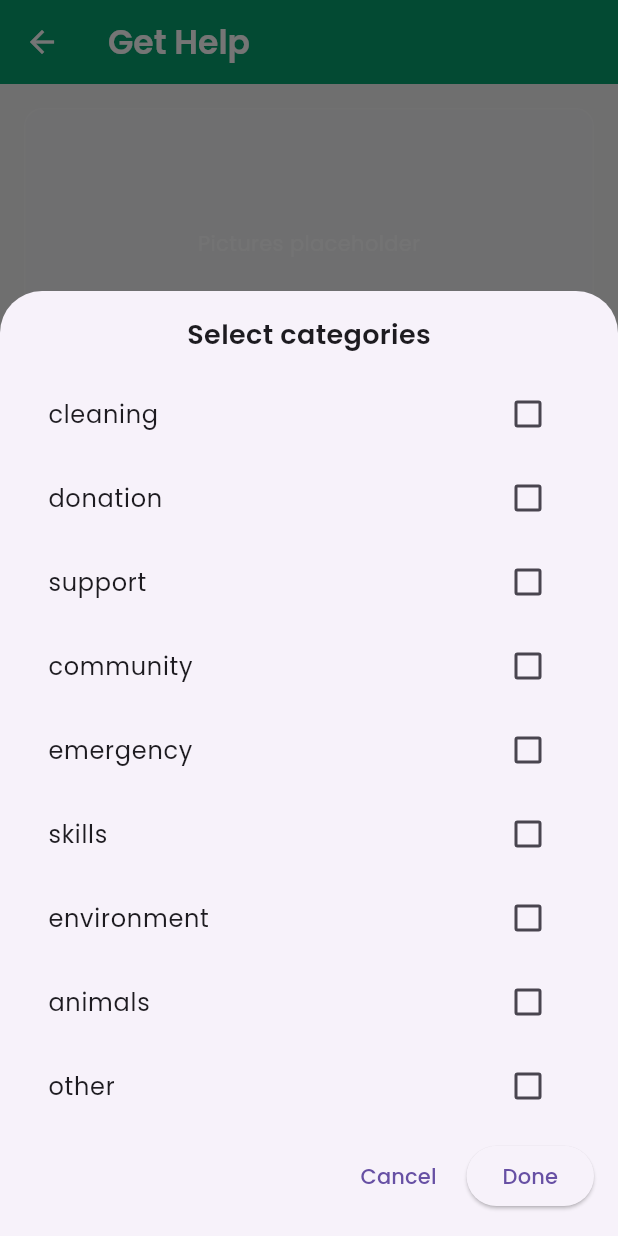
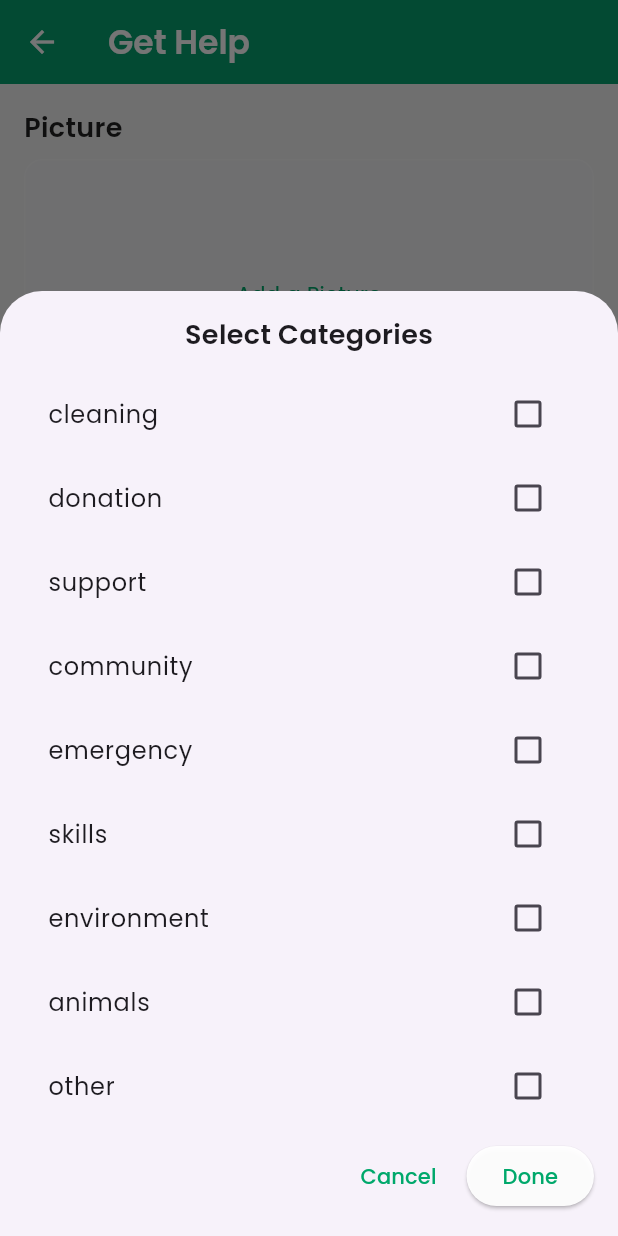
Before and after one commit to Clavatum/Micro_Volunteering_Hub, a Flutter app: the GetHelpScreen screen opened directly, after a tap on "Select Categories", on a phone screen of 412 x 824 dp. Run offline on Flutter 3.47's test engine with Material 3 defaults, Android fonts, the phone set to English and light mode, and no system bars; our stand-ins replace cloud_firestore, connectivity_plus, firebase_auth, firebase_core, flutter_map, flutter_riverpod and 8 more; accounts and stored records are empty; network calls fail.

Commit message:
chore: Get help screen UI updated

```diff
--- a/lib/Screens/get_help_screen.dart
+++ b/lib/Screens/get_help_screen.dart
@@ -66,7 +66,9 @@ class _GetHelpScreenState extends ConsumerState<GetHelpScreen> {
 
   Future<void> uploadToCloudinary() async {
     if (_image == null) return;
-    final url = Uri.parse('https://api.cloudinary.com/v1_1/$cloudName/image/upload');
+    final url = Uri.parse(
+      'https://api.cloudinary.com/v1_1/$cloudName/image/upload',
+    );
 
     var request = http.MultipartRequest('POST', url)
       ..fields['upload_preset'] = unsignedPresetName
@@ -85,9 +87,12 @@ class _GetHelpScreenState extends ConsumerState<GetHelpScreen> {
   }
 
   Future<bool> uploadFirestore() async {
-    if (_locationknowledge == null || _locationknowledge!['position'] == null) return false;
+    if (_locationknowledge == null || _locationknowledge!['position'] == null)
+      return false;
 
-    List<String> selectedCategoryNames = _selectedCategories.map((e) => e.name).toList();
+    List<String> selectedCategoryNames = _selectedCategories
+        .map((e) => e.name)
+        .toList();
 
     LatLng pos = _locationknowledge!['position'];
     var id = FirebaseAuth.instance.currentUser!.uid;
@@ -117,15 +122,16 @@ class _GetHelpScreenState extends ConsumerState<GetHelpScreen> {
       'description': title,
       'people_needed': _peopleNeeded,
       'duration': _durationHours,
-      'starting_date': _startDateTime != null ? _startDateTime!.toUtc().toString() : "null",
+      'starting_date': _startDateTime != null
+          ? _startDateTime!.toUtc().toString()
+          : "null",
     };
     var apiResponse = await createEventAPI(eventData);
-    if (apiResponse["ok"]){
+    if (apiResponse["ok"]) {
       ref.read(userProvider.notifier).addUserEvent(event);
       ref.read(eventsProvider.notifier).addEvent(event);
       return true;
-    }
-    else{
+    } else {
       showGlobalSnackBar(apiResponse["msg"]);
       return false;
     }
@@ -168,14 +174,14 @@ class _GetHelpScreenState extends ConsumerState<GetHelpScreen> {
                 _pickImageFromCamera();
                 Navigator.pop(context);
               },
-              child: Text('Select from camera'),
+              child: Text('Select From Camera'),
             ),
             ElevatedButton(
               onPressed: () {
                 _pickImageFromGallery();
                 Navigator.pop(context);
               },
-              child: Text('Select from gallery'),
+              child: Text('Select From Gallery'),
             ),
           ],
         ),
@@ -198,12 +204,18 @@ class _GetHelpScreenState extends ConsumerState<GetHelpScreen> {
     );
     if (pickedTime == null) return;
     setState(() {
-      _startDateTime = DateTime(pickedDate.year, pickedDate.month, pickedDate.day, pickedTime.hour, pickedTime.minute);
+      _startDateTime = DateTime(
+        pickedDate.year,
+        pickedDate.month,
+        pickedDate.day,
+        pickedTime.hour,
+        pickedTime.minute,
+      );
     });
   }
 
   String _formatStart() {
-    if (_startDateTime == null) return 'Pick start';
+    if (_startDateTime == null) return 'Pick Start';
     final dt = _startDateTime!.toLocal();
     return '${dt.year.toString().padLeft(4, '0')}-${dt.month.toString().padLeft(2, '0')}-${dt.day.toString().padLeft(2, '0')} '
         '${dt.hour.toString().padLeft(2, '0')}:${dt.minute.toString().padLeft(2, '0')}';
@@ -223,7 +235,10 @@ class _GetHelpScreenState extends ConsumerState<GetHelpScreen> {
         elevation: 2,
         title: Text(
           'Get Help',
-          style: GoogleFonts.poppins(fontWeight: FontWeight.w600, color: Colors.white),
+          style: GoogleFonts.poppins(
+            fontWeight: FontWeight.w600,
+            color: Colors.white,
+          ),
         ),
         leading: IconButton(
           icon: const Icon(Icons.arrow_back),
@@ -241,6 +256,15 @@ class _GetHelpScreenState extends ConsumerState<GetHelpScreen> {
               child: Column(
                 crossAxisAlignment: CrossAxisAlignment.start,
                 children: [
+                  Text(
+                    'Picture',
+                    style: GoogleFonts.poppins(
+                      fontSize: 18,
+                      fontWeight: FontWeight.w600,
+                      color: Colors.black87,
+                    ),
+                  ),
+                  const SizedBox(height: 8),
                   Container(
                     height: 180,
                     width: double.infinity,
@@ -253,7 +277,10 @@ class _GetHelpScreenState extends ConsumerState<GetHelpScreen> {
                       child: _image != null
                           ? Image.file(_image!, fit: BoxFit.cover)
                           : Center(
-                              child: Text('Pictures placeholder', style: GoogleFonts.poppins(color: Colors.white70)),
+                              child: Text(
+                                'Add a Picture',
+                                style: GoogleFonts.poppins(color: primary),
+                              ),
                             ),
                       onTap: () => pickImage(),
                     ),
@@ -262,8 +289,12 @@ class _GetHelpScreenState extends ConsumerState<GetHelpScreen> {
                   const SizedBox(height: 24),
 
                   Text(
-                    'Event description',
-                    style: GoogleFonts.poppins(fontSize: 18, fontWeight: FontWeight.w600, color: Colors.black87),
+                    'Event Description',
+                    style: GoogleFonts.poppins(
+                      fontSize: 18,
+                      fontWeight: FontWeight.w600,
+                      color: Colors.black87,
+                    ),
                   ),
                   const SizedBox(height: 8),
                   TextFormField(
@@ -272,17 +303,26 @@ class _GetHelpScreenState extends ConsumerState<GetHelpScreen> {
                     decoration: InputDecoration(
                       filled: true,
                       fillColor: Colors.white.withValues(alpha: .95),
-                      border: OutlineInputBorder(borderRadius: BorderRadius.circular(8.0)),
-                      hintText: 'Describe the event...',
+                      border: OutlineInputBorder(
+                        borderRadius: BorderRadius.circular(8.0),
                       ),
-                    validator: (v) => (v == null || v.trim().isEmpty) ? 'Please enter a description' : null,
-                    style: GoogleFonts.poppins(color: Colors.black87),
+                      hintText: 'Describe the Event...',
+                      hintStyle: GoogleFonts.poppins(color: primary),
+                    ),
+                    validator: (v) => (v == null || v.trim().isEmpty)
+                        ? 'Please enter a description'
+                        : null,
+                    style: GoogleFonts.poppins(color: primary),
                   ),
                   const SizedBox(height: 16),
 
                   Text(
                     'Location',
-                    style: GoogleFonts.poppins(fontSize: 18, fontWeight: FontWeight.w600, color: Colors.black87),
+                    style: GoogleFonts.poppins(
+                      fontSize: 18,
+                      fontWeight: FontWeight.w600,
+                      color: Colors.black87,
+                    ),
                   ),
 
                   const SizedBox(height: 8),
@@ -296,21 +336,31 @@ class _GetHelpScreenState extends ConsumerState<GetHelpScreen> {
                     ),
                     child: InkWell(
                       onTap: () async {
-                        Map<String, dynamic>? map = await Navigator.of(
+                        Map<String, dynamic>? map =
+                            await Navigator.of(
                               context,
-                        ).push(MaterialPageRoute(builder: (context) => MapScreen()));
+                            ).push(
+                              MaterialPageRoute(
+                                builder: (context) => MapScreen(),
+                              ),
+                            );
                         setState(() {
                           _locationknowledge = map;
                         });
                       },
                       child: Center(
                         child: Text(
-                          _locationknowledge == null || _locationknowledge!['position'] == null
-                              ? 'Tap to select a location'
+                          _locationknowledge == null ||
+                                  _locationknowledge!['position'] == null
+                              ? 'Tap to Select a Location'
                               : '${_locationknowledge!['address']}',
-                          style: GoogleFonts.poppins(
-                            color: Colors.white70,
-                          ).copyWith(fontWeight: FontWeight.bold, fontSize: 14),
+                          style:
+                              GoogleFonts.poppins(
+                                color: primary,
+                              ).copyWith(
+                                fontWeight: FontWeight.normal,
+                                fontSize: 14,
+                              ),
                         ),
                       ),
                     ),
@@ -319,7 +369,11 @@ class _GetHelpScreenState extends ConsumerState<GetHelpScreen> {
 
                   Text(
                     'Category',
-                    style: GoogleFonts.poppins(fontSize: 18, fontWeight: FontWeight.w600, color: Colors.black87),
+                    style: GoogleFonts.poppins(
+                      fontSize: 18,
+                      fontWeight: FontWeight.w600,
+                      color: Colors.black87,
+                    ),
                   ),
                   const SizedBox(height: 8),
                   Row(
@@ -328,8 +382,13 @@ class _GetHelpScreenState extends ConsumerState<GetHelpScreen> {
                         style: ElevatedButton.styleFrom(
                           backgroundColor: primary,
                           foregroundColor: Colors.white,
-                          padding: const EdgeInsets.symmetric(horizontal: 16, vertical: 12),
-                          shape: RoundedRectangleBorder(borderRadius: BorderRadius.circular(8)),
+                          padding: const EdgeInsets.symmetric(
+                            horizontal: 16,
+                            vertical: 12,
+                          ),
+                          shape: RoundedRectangleBorder(
+                            borderRadius: BorderRadius.circular(8),
+                          ),
                         ),
                         onPressed: () async {
                           // show multi-select sheet
@@ -341,23 +400,36 @@ class _GetHelpScreenState extends ConsumerState<GetHelpScreen> {
                               return StatefulBuilder(
                                 builder: (context, setStateModal) {
                                   return Padding(
-                                    padding: MediaQuery.of(context).viewInsets,
+                                    padding: MediaQuery.of(
+                                      context,
+                                    ).viewInsets,
                                     child: Container(
                                       padding: const EdgeInsets.all(16),
                                       child: Column(
                                         mainAxisSize: MainAxisSize.min,
                                         children: [
                                           Text(
-                                            'Select categories',
-                                            style: GoogleFonts.poppins(fontSize: 18, fontWeight: FontWeight.w600),
+                                            'Select Categories',
+                                            style: GoogleFonts.poppins(
+                                              fontSize: 18,
+                                              fontWeight: FontWeight.w600,
+                                            ),
                                           ),
                                           const SizedBox(height: 12),
                                           ..._categories.map((c) {
-                                            final checked = temp.contains(c);
+                                            final checked = temp.contains(
+                                              c,
+                                            );
                                             return CheckboxListTile(
                                               value: checked,
-                                              title: Text(c.name, style: GoogleFonts.poppins()),
-                                              onChanged: (v) => setStateModal(() {
+                                              activeColor: primary,
+                                              checkColor: Colors.white,
+                                              title: Text(
+                                                c.name,
+                                                style: GoogleFonts.poppins(),
+                                              ),
+                                              onChanged: (v) =>
+                                                  setStateModal(() {
                                                     if (v == true)
                                                       temp.add(c);
                                                     else
@@ -367,16 +439,40 @@ class _GetHelpScreenState extends ConsumerState<GetHelpScreen> {
                                           }),
                                           const SizedBox(height: 8),
                                           Row(
-                                            mainAxisAlignment: MainAxisAlignment.end,
+                                            mainAxisAlignment:
+                                                MainAxisAlignment.end,
                                             children: [
                                               TextButton(
-                                                onPressed: () => Navigator.of(ctx).pop(_selectedCategories),
-                                                child: Text('Cancel', style: GoogleFonts.poppins()),
+                                                style: TextButton.styleFrom(
+                                                  foregroundColor: primary,
+                                                ),
+                                                onPressed: () =>
+                                                    Navigator.of(ctx).pop(
+                                                      _selectedCategories,
+                                                    ),
+                                                child: Text(
+                                                  'Cancel',
+                                                  style: GoogleFonts.poppins(
+                                                    color: primary,
+                                                  ),
+                                                ),
                                               ),
                                               const SizedBox(width: 8),
                                               ElevatedButton(
-                                                onPressed: () => Navigator.of(ctx).pop(temp),
-                                                child: Text('Done', style: GoogleFonts.poppins()),
+                                                style: ElevatedButton.styleFrom(
+                                                  backgroundColor: Colors.white
+                                                      .withValues(alpha: .95),
+                                                  foregroundColor: primary,
+                                                ),
+                                                onPressed: () => Navigator.of(
+                                                  ctx,
+                                                ).pop(temp),
+                                                child: Text(
+                                                  'Done',
+                                                  style: GoogleFonts.poppins(
+                                                    color: primary,
+                                                  ),
+                                                ),
                                               ),
                                             ],
                                           ),
@@ -392,27 +488,41 @@ class _GetHelpScreenState extends ConsumerState<GetHelpScreen> {
                             setState(() => _selectedCategories = selected);
                           }
                         },
-                        child: Text('Select Categories', style: GoogleFonts.poppins(fontWeight: FontWeight.w600)),
+                        child: Text(
+                          'Select Categories',
+                          style: GoogleFonts.poppins(
+                            fontWeight: FontWeight.w600,
+                          ),
+                        ),
                       ),
                       const SizedBox(width: 12),
                       Expanded(
                         child: Text(
                           _selectedCategories.isEmpty
-                              ? 'No categories selected'
-                              : '${_selectedCategories.length} selected',
-                          style: GoogleFonts.poppins(color: Colors.black54),
+                              ? 'No Categories Selected'
+                              : '${_selectedCategories.length} Selected',
+                          style: GoogleFonts.poppins(color: primary),
                         ),
                       ),
                     ],
                   ),
                   const SizedBox(height: 8),
                   if (_selectedCategories.isNotEmpty)
-                    Wrap(spacing: 8, children: _selectedCategories.map((c) => Chip(label: Text(c.name))).toList()),
+                    Wrap(
+                      spacing: 8,
+                      children: _selectedCategories
+                          .map((c) => Chip(label: Text(c.name)))
+                          .toList(),
+                    ),
                   const SizedBox(height: 16),
 
                   Text(
-                    'Start (date & time)',
-                    style: GoogleFonts.poppins(fontSize: 18, fontWeight: FontWeight.w600, color: Colors.black87),
+                    'Start (Date & Time)',
+                    style: GoogleFonts.poppins(
+                      fontSize: 18,
+                      fontWeight: FontWeight.w600,
+                      color: Colors.black87,
+                    ),
                   ),
                   const SizedBox(height: 8),
                   Row(
@@ -420,13 +530,18 @@ class _GetHelpScreenState extends ConsumerState<GetHelpScreen> {
                       Expanded(
                         child: ElevatedButton(
                           style: ElevatedButton.styleFrom(
-                            backgroundColor: Colors.white.withValues(alpha: .95),
+                            backgroundColor: Colors.white.withValues(
+                              alpha: .95,
+                            ),
                             foregroundColor: primary,
                           ),
                           onPressed: () => _pickStartDateTime(context),
                           child: Text(
                             _formatStart(),
-                            style: GoogleFonts.poppins(color: primary, fontWeight: FontWeight.w500),
+                            style: GoogleFonts.poppins(
+                              color: primary,
+                              fontWeight: FontWeight.w600,
+                            ),
                           ),
                         ),
                       ),
@@ -436,11 +551,18 @@ class _GetHelpScreenState extends ConsumerState<GetHelpScreen> {
 
                   Text(
                     'Duration',
-                    style: GoogleFonts.poppins(fontSize: 18, fontWeight: FontWeight.w600, color: Colors.black87),
+                    style: GoogleFonts.poppins(
+                      fontSize: 18,
+                      fontWeight: FontWeight.w600,
+                      color: Colors.black87,
+                    ),
                   ),
                   const SizedBox(height: 8),
                   Container(
-                    padding: const EdgeInsets.symmetric(horizontal: 12, vertical: 12),
+                    padding: const EdgeInsets.symmetric(
+                      horizontal: 12,
+                      vertical: 12,
+                    ),
                     decoration: BoxDecoration(
                       color: Colors.white.withValues(alpha: .95),
                       borderRadius: BorderRadius.circular(8),
@@ -449,7 +571,10 @@ class _GetHelpScreenState extends ConsumerState<GetHelpScreen> {
                       initialValue: _selectedDuration,
                       isExpanded: true,
                       decoration: const InputDecoration.collapsed(hintText: ''),
-                      hint: Text('Select duration', style: GoogleFonts.poppins(color: primary)),
+                      hint: Text(
+                        'Select Duration',
+                        style: GoogleFonts.poppins(color: primary),
+                      ),
                       items: _durationOptions
                           .map(
                             (d) => DropdownMenuItem(
@@ -459,18 +584,27 @@ class _GetHelpScreenState extends ConsumerState<GetHelpScreen> {
                           )
                           .toList(),
                       onChanged: (v) => setState(() => _selectedDuration = v),
-                      validator: (v) => (v == null || v.isEmpty) ? 'Please select duration' : null,
+                      validator: (v) => (v == null || v.isEmpty)
+                          ? 'Please Select Duration'
+                          : null,
                     ),
                   ),
                   const SizedBox(height: 16),
 
                   Text(
-                    'People needed',
-                    style: GoogleFonts.poppins(fontSize: 18, fontWeight: FontWeight.w600, color: Colors.black87),
+                    'People Needed',
+                    style: GoogleFonts.poppins(
+                      fontSize: 18,
+                      fontWeight: FontWeight.w600,
+                      color: Colors.black87,
+                    ),
                   ),
                   const SizedBox(height: 8),
                   Container(
-                    padding: const EdgeInsets.symmetric(horizontal: 12, vertical: 12),
+                    padding: const EdgeInsets.symmetric(
+                      horizontal: 12,
+                      vertical: 12,
+                    ),
                     decoration: BoxDecoration(
                       color: Colors.white.withValues(alpha: .95),
                       borderRadius: BorderRadius.circular(8),
@@ -483,7 +617,10 @@ class _GetHelpScreenState extends ConsumerState<GetHelpScreen> {
                           .map(
                             (n) => DropdownMenuItem(
                               value: n,
-                              child: Text(n.toString(), style: GoogleFonts.poppins()),
+                              child: Text(
+                                n.toString(),
+                                style: GoogleFonts.poppins(color: primary),
+                              ),
                             ),
                           )
                           .toList(),
@@ -499,20 +636,26 @@ class _GetHelpScreenState extends ConsumerState<GetHelpScreen> {
                         backgroundColor: primary,
                         foregroundColor: Colors.white,
                         padding: const EdgeInsets.symmetric(vertical: 14.0),
-                        textStyle: GoogleFonts.poppins(fontSize: 16, fontWeight: FontWeight.w600),
+                        textStyle: GoogleFonts.poppins(
+                          fontSize: 16,
+                          fontWeight: FontWeight.w600,
+                        ),
                       ),
                       onPressed: _isLoading
                           ? null
                           : () async {
-                              if (!(_formKey.currentState?.validate() ?? false)) return;
+                              if (!(_formKey.currentState?.validate() ?? false))
+                                return;
 
-                              if (_locationknowledge == null){
+                              if (_locationknowledge == null) {
                                 showGlobalSnackBar("Please pick a location");
                                 return;
                               }
 
                               if (_startDateTime == null) {
-                                showGlobalSnackBar("Please pick a start date/time");
+                                showGlobalSnackBar(
+                                  "Please pick a start date/time",
+                                );
                                 return;
                               }
 
@@ -529,12 +672,14 @@ class _GetHelpScreenState extends ConsumerState<GetHelpScreen> {
                               setState(() {
                                 _isLoading = false;
                               });
-                              if (isUploaded){
+                              if (isUploaded) {
                                 showGlobalSnackBar("Event saved");
                                 Navigator.pop(context);
                               }
                             },
-                      child: _isLoading ? CircularProgressIndicator() : Text('Submit'),
+                      child: _isLoading
+                          ? CircularProgressIndicator()
+                          : Text('Submit'),
                     ),
                   ),
                 ],
```
Also changed, not shown: lib/Screens/map_screen.dart (+34 -24 lines), lib/backend/client/requests.dart (+57 -37 lines). Lines whose indentation alone changed are shown as unchanged.
